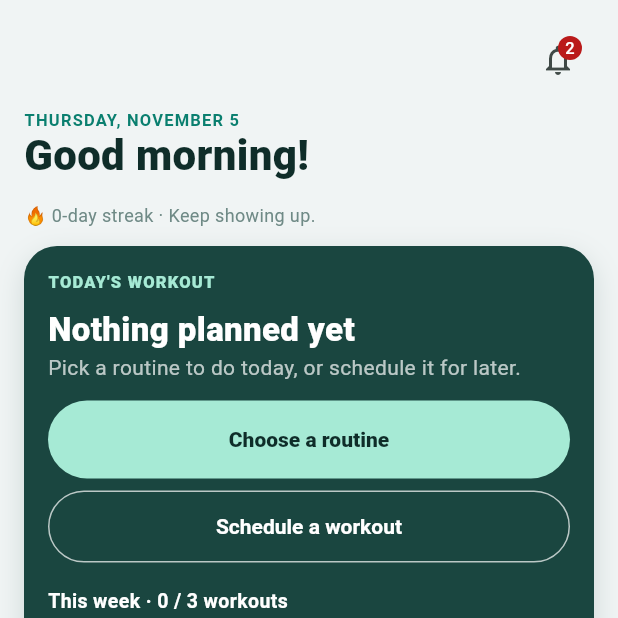
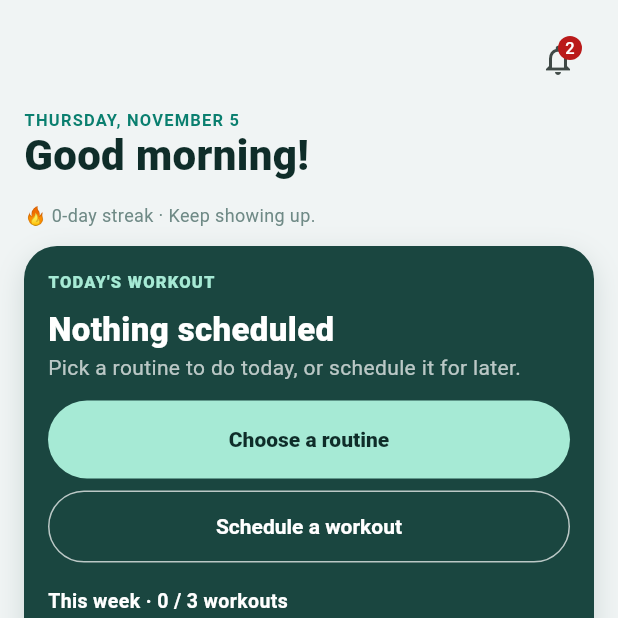
Before and after one commit to stave322/AppDevProject, a Flutter app: the Shell screen opened directly, on a phone screen of 412 x 824 dp, the top half of it. Run offline on Flutter 3.47's test engine with Material 3 defaults, Android fonts, the phone set to English and light mode, and no system bars; our stand-ins replace cloud_firestore, firebase_auth, firebase_core, firebase_storage, flutter_svg, google_sign_in and 3 more; missing offline and left inert: dart:js_interop; accounts and stored records are empty.

Commit message:
Update today_tab

```diff
--- a/lib/screens/today_tab.dart
+++ b/lib/screens/today_tab.dart
@@ -247,7 +247,7 @@ class _TodayTabState extends State<TodayTab> {
               fontWeight: FontWeight.w800,
             ),
           ),
-          Text('Workout in progress', style: TextStyle(color: detailColor)),
+          Text('WORKOUT IN PROGRESS', style: TextStyle(color: detailColor)),
           const SizedBox(height: kGapMd),
           SizedBox(
             width: double.infinity,
@@ -354,9 +354,10 @@ class _TodayTabState extends State<TodayTab> {
             ),
           ),
           Text(
-            'This scheduled routine was removed.',
+            'This scheduled routine was deleted.',
             style: TextStyle(color: detailColor),
           ),
+          Text('(deleted routine)', style: TextStyle(color: detailColor)),
           const SizedBox(height: kGapMd),
           SizedBox(
             width: double.infinity,
@@ -375,7 +376,7 @@ class _TodayTabState extends State<TodayTab> {
           const _HeroEyebrow('TODAY\'S WORKOUT'),
           const SizedBox(height: kGapSm),
           Text(
-            'Nothing planned yet',
+            'Nothing scheduled',
             style: TextStyle(
               color: titleColor,
               fontSize: 22,
```
Also changed, not shown: 1 other file.
